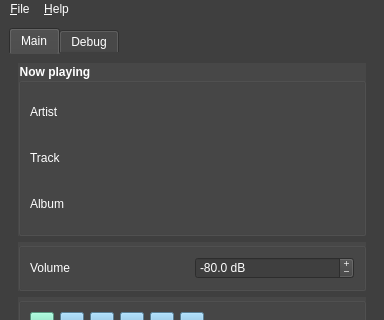
jaakkojulin/pyyama, file mainwindow.ui: the form before one commit; both pictures show x 0 to 384 and y 0 to 320 of the 384 by 534 pixel window.
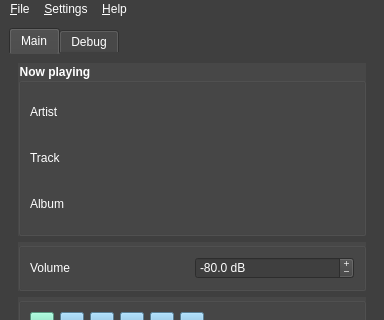
The form after the commit. Icons and pictures are not drawn.

Commit message: Preferences dialog and slight code pythonifiation.

Diff of the .ui file:
```diff
--- a/mainwindow.ui
+++ b/mainwindow.ui
@@ -431,7 +431,14 @@
     </property>
     <addaction name="actionAbout_PyYama"/>
    </widget>
+   <widget class="QMenu" name="menuSettings">
+    <property name="title">
+     <string>&amp;Settings</string>
+    </property>
+    <addaction name="actionPreferences"/>
+   </widget>
    <addaction name="menu_File"/>
+   <addaction name="menuSettings"/>
    <addaction name="menuHelp"/>
   </widget>
   <widget class="QStatusBar" name="statusbar"/>
```
Left out of the diff: 10 changed lines with no effect on the pictures. The commit also changes 4 other files.
